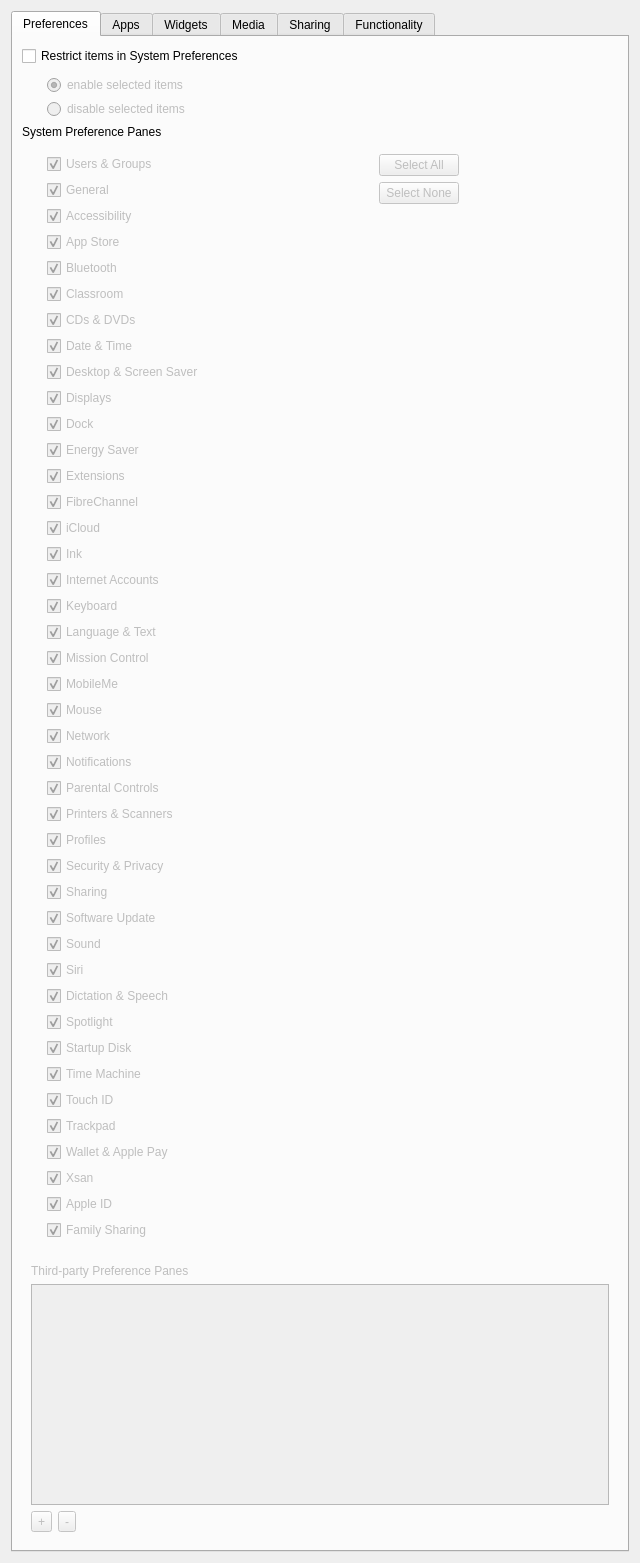
Qt form FWAdminLib/Configurator/RestrictionsOSXForm.ui (fw-dev/translations) before a commit.
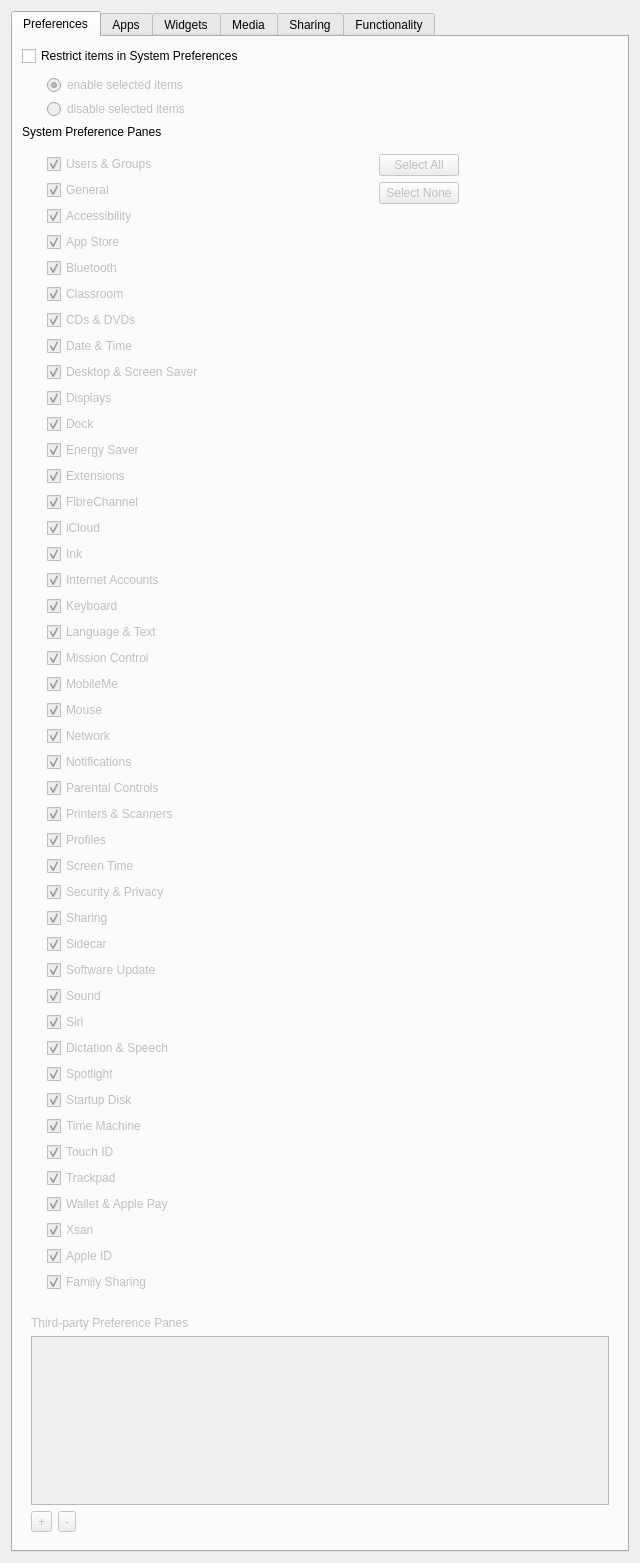
The same form after that commit. Icons and pictures are not drawn. Custom widgets are drawn as their Qt base class.

Patch:
```diff
--- a/FWAdminLib/Configurator/RestrictionsOSXForm.ui
+++ b/FWAdminLib/Configurator/RestrictionsOSXForm.ui
@@ -482,6 +482,20 @@
               </property>
              </widget>
             </item>
+            <item>
+             <widget class="QCheckBox" name="screentime">
+              <property name="text">
+               <string>Screen Time</string>
+              </property>
+              <property name="icon">
+               <iconset resource="Configurator.qrc">
+                <normaloff>:/assets/restrictions/screentime.png</normaloff>:/assets/restrictions/screentime.png</iconset>
+              </property>
+              <property name="checked">
+               <bool>true</bool>
+              </property>
+             </widget>
+            </item>
             <item>
              <widget class="QCheckBox" name="securityPrivacy">
               <property name="text">
@@ -510,6 +524,20 @@
               </property>
              </widget>
             </item>
+            <item>
+             <widget class="QCheckBox" name="sidecar">
+              <property name="text">
+               <string>Sidecar</string>
+              </property>
+              <property name="icon">
+               <iconset resource="Configurator.qrc">
+                <normaloff>:/assets/restrictions/sidecar.png</normaloff>:/assets/restrictions/sidecar.png</iconset>
+              </property>
+              <property name="checked">
+               <bool>true</bool>
+              </property>
+             </widget>
+            </item>
             <item>
              <widget class="QCheckBox" name="softwareUpdate">
               <property name="text">
```
